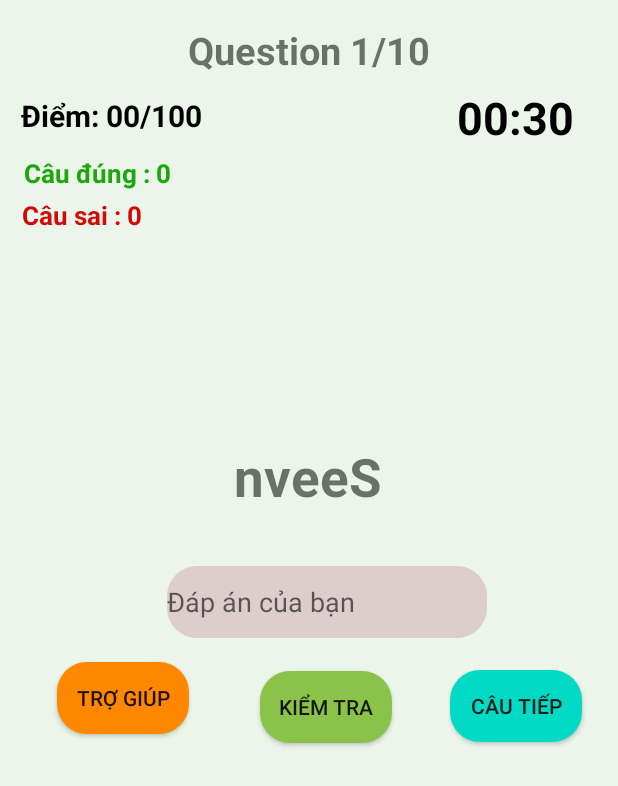
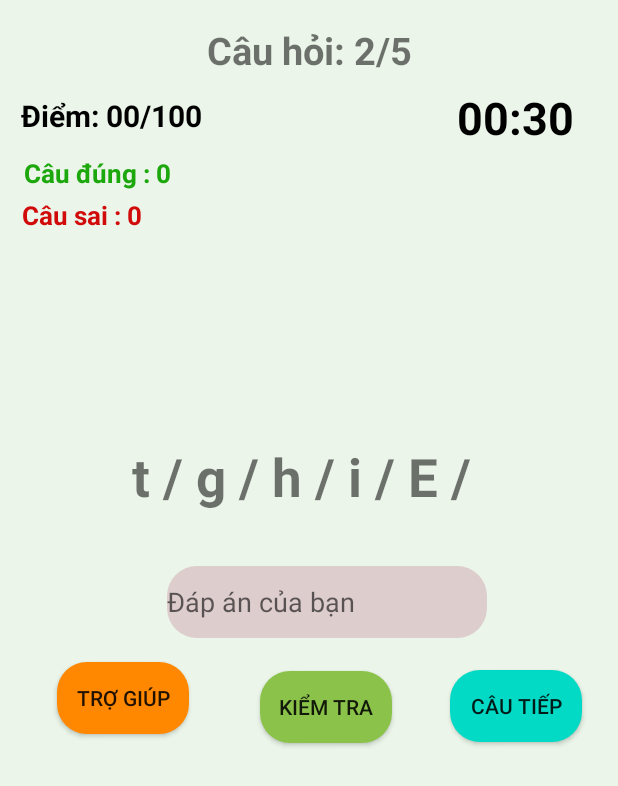
Before and after one commit to PhuTNPH17442/QuizzApp, an Android app: the MainActivity2 screen opened directly, with no data from a screen before it, after a tap on "CÂU TIẾP", on a phone screen of 412 x 824 dp. Shown: the top 786 px of the screen. Run offline under Robolectric (Android 15) with nearby library versions, the phone set to English and light mode, and no system bars.

Commit message:
LeDuong commit

```diff
--- a/app/src/main/AndroidManifest.xml
+++ b/app/src/main/AndroidManifest.xml
@@ -10,10 +10,10 @@
         android:roundIcon="@mipmap/ic_launcher_round"
         android:supportsRtl="true"
         android:theme="@style/Theme.QuizzApp">
+        <activity android:name=".guessword.ResultActivity_doan_chu"></activity>
         <activity
             android:name=".guessword.ManHinhChinh"
             android:exported="false" />
-
         <activity android:name=".doan_hinh.MainActivity_doan_hinh" />
         <activity android:name=".doan_hinh.ResultActivity_doan_hinh" />
         <activity android:name=".doan_hinh.MainActivity_start_doan_hinh" />
--- a/app/src/main/java/com/example/quizzapp/SettingActivity.java
+++ b/app/src/main/java/com/example/quizzapp/SettingActivity.java
@@ -56,8 +56,9 @@ public class SettingActivity extends AppCompatActivity {
     public void onBackPressed() {
         super.onBackPressed();
 
-        Intent intent = new Intent(SettingActivity.this, MainActivity.class);
-        startActivity(intent);
+//        Intent intent = new Intent(SettingActivity.this, MainActivity.class);
+//        startActivity(intent);
+        goToMainScreen();
 
     }
 
--- a/app/src/main/java/com/example/quizzapp/doan_hinh/MainActivity_start_doan_hinh.java
+++ b/app/src/main/java/com/example/quizzapp/doan_hinh/MainActivity_start_doan_hinh.java
@@ -37,4 +37,6 @@ public class MainActivity_start_doan_hinh extends AppCompatActivity {
 
 
     }
+
+
 }
--- a/app/src/main/java/com/example/quizzapp/guessword/MainActivity2.java
+++ b/app/src/main/java/com/example/quizzapp/guessword/MainActivity2.java
@@ -4,7 +4,9 @@ import androidx.appcompat.app.AppCompatActivity;
 
 import android.annotation.SuppressLint;
 import android.app.Dialog;
+import android.content.Intent;
 import android.os.Bundle;
+import android.os.Handler;
 import android.view.View;
 import android.view.WindowManager;
 import android.widget.Button;
@@ -32,6 +34,8 @@ public class MainActivity2 extends AppCompatActivity {
     EditText edYourAnswer;
     Button btnCheck, btnShow, btnNext;
 
+    private final Handler handler = new Handler();
+
     //audio
     private PlayAudioForAnswer playAudioForAnswer;
     int FLAG = 0;
@@ -49,6 +53,7 @@ public class MainActivity2 extends AppCompatActivity {
         this.getWindow().setFlags(WindowManager.LayoutParams.FLAG_FULLSCREEN,
                 WindowManager.LayoutParams.FLAG_FULLSCREEN);
         setContentView(R.layout.activity_main2);
+
         txtCorrectAnswer = findViewById(R.id.txtCorrectAnswer);
         txtQuestionContainer = findViewById(R.id.txtQuestionContainer);
         txtRightAnswer = findViewById(R.id.txtRightAnswer);
@@ -63,17 +68,19 @@ public class MainActivity2 extends AppCompatActivity {
         btnNext = findViewById(R.id.btnNext);
         btnShow = findViewById(R.id.btnShow);
 
+        questionTotalCount = question.length;
+
         //audio
         playAudioForAnswer = new PlayAudioForAnswer(this);
 
         //random
-        random = new Random();
-        que = question[random.nextInt(question.length)];
-        txtQuestionContainer.setText(mixWords(que));
-        if (questionCounter < questionTotalCount) {
-            questionTotalCount = question.length;
-            questionCounter++;
-        }
+//        random = new Random();
+//        que = question[random.nextInt(question.length)];
+//        txtQuestionContainer.setText(mixWords(que));
+        showQuestion();
+
+
+
         btnCheck.setOnClickListener(new View.OnClickListener() {
             @Override
             public void onClick(View v) {
@@ -88,13 +95,13 @@ public class MainActivity2 extends AppCompatActivity {
 
                     Button hide = dialog.findViewById(R.id.btn_correct_dialog);
                     correctAns++;
-                    txtCauDung.setText("Câu đúng :" + String.valueOf(correctAns));
+                    txtCauDung.setText("Câu đúng : " + String.valueOf(correctAns));
                     //set audio
                     FLAG = 1;
                     playAudioForAnswer.setAudioForAnswer(FLAG);
                     //set điểm
                     score += 20;
-                    txtDiem.setText("Điểm: " + String.valueOf(score));
+                    txtDiem.setText("Điểm: " + String.valueOf(score) + "/100");
                     dialog.show();
                     hide.setOnClickListener(new View.OnClickListener() {
                         @Override
@@ -103,8 +110,9 @@ public class MainActivity2 extends AppCompatActivity {
                         }
                     });
                     edYourAnswer.setText("");
-                    que = question[random.nextInt(question.length)];
-                    txtQuestionContainer.setText(mixWords(que));
+//                    que = question[random.nextInt(question.length)];
+//                    txtQuestionContainer.setText(mixWords(que));
+                    showQuestion();
                     //ẩn các view
                     txtCorrectAnswer.setVisibility(View.INVISIBLE);
                     txtRightAnswer.setVisibility(View.INVISIBLE);
@@ -113,10 +121,13 @@ public class MainActivity2 extends AppCompatActivity {
                     dialog.setContentView(R.layout.wrong_dialog);
                     Button hide = dialog.findViewById(R.id.btn_wrong_dialog);
 
+                    TextView txtCauDung = dialog.findViewById(R.id.tv_correct_answer);
+                    txtCauDung.setText("" + que);
+
                     FLAG = 2;
                     playAudioForAnswer.setAudioForAnswer(FLAG);
                     wrongAns++;
-                    txtCauSai.setText("Câu sai:" + String.valueOf(wrongAns));
+                    txtCauSai.setText("Câu sai : " + String.valueOf(wrongAns));
                     dialog.show();
                     hide.setOnClickListener(new View.OnClickListener() {
                         @Override
@@ -131,8 +142,9 @@ public class MainActivity2 extends AppCompatActivity {
         btnNext.setOnClickListener(new View.OnClickListener() {
             @Override
             public void onClick(View v) {
-                que = question[random.nextInt(question.length)];
-                txtQuestionContainer.setText(mixWords(que));
+//                que = question[random.nextInt(question.length)];
+//                txtQuestionContainer.setText(mixWords(que));
+                showQuestion();
 
                 edYourAnswer.setText("");
                 txtCorrectAnswer.setVisibility(View.INVISIBLE);
@@ -159,12 +171,40 @@ public class MainActivity2 extends AppCompatActivity {
     }
 
     private String mixWords(String word) {
-        List<String> words = Arrays.asList(word.split(""));
-        Collections.shuffle(words);
+        List<String> words = Arrays.asList(word.split("")); //chuyển đổi array sang list
+        //phương thức split tách chuỗi dựa trên ""
+        Collections.shuffle(words); //xáo trộn phần tử
         String mixed = "";
+        //Sử dụng vòng lặp for each để in ra các element của chuỗi thử được
         for (String i : words) {
             mixed += i;
+            mixed += " / ";
         }
+
         return mixed;
     }
+
+    public void showQuestion() {
+        if (questionCounter < 5) {
+
+            random = new Random();
+            que = question[random.nextInt(question.length)];
+            txtQuestionContainer.setText(mixWords(que));
+
+            questionCounter++;
+
+            txtCauHoi.setText("Câu hỏi: " + questionCounter + "/" + 5);
+        } else {
+            //Khi chạy hết số câu hỏi sẽ hiện ra thông báo
+            Toast.makeText(this, "Hoàn thành Quiz", Toast.LENGTH_SHORT).show();
+
+            handler.postDelayed(new Runnable() {
+                @Override
+                public void run() {
+                    Intent intent = new Intent(MainActivity2.this, ManHinhChinh.class);
+                    startActivity(intent);
+                }
+            }, 1000);
+        }
+    }
 }
--- a/app/src/main/java/com/example/quizzapp/quizzLDSection/Activities/QuizActivity.java
+++ b/app/src/main/java/com/example/quizzapp/quizzLDSection/Activities/QuizActivity.java
@@ -125,7 +125,7 @@ public class QuizActivity extends AppCompatActivity {
     private void startQuiz() {
 
         questionTotalCount = questionList.size();
-        Collections.shuffle(questionList);
+        Collections.shuffle(questionList); //xáo trộn phần tử
 
         showQuestions(); // gọi đến phương thức showQuestions
 
```
Also changed, not shown: app/src/main/java/com/example/quizzapp/quizzLDSection/Activities/AllLevelsActivity.java (+11 -0 lines), app/src/main/java/com/example/quizzapp/quizzLDSection/Activities/HistoryLevelsActivity.java (+11 -0 lines), app/src/main/res/layout/activity_result.xml (+9 -0 lines).
